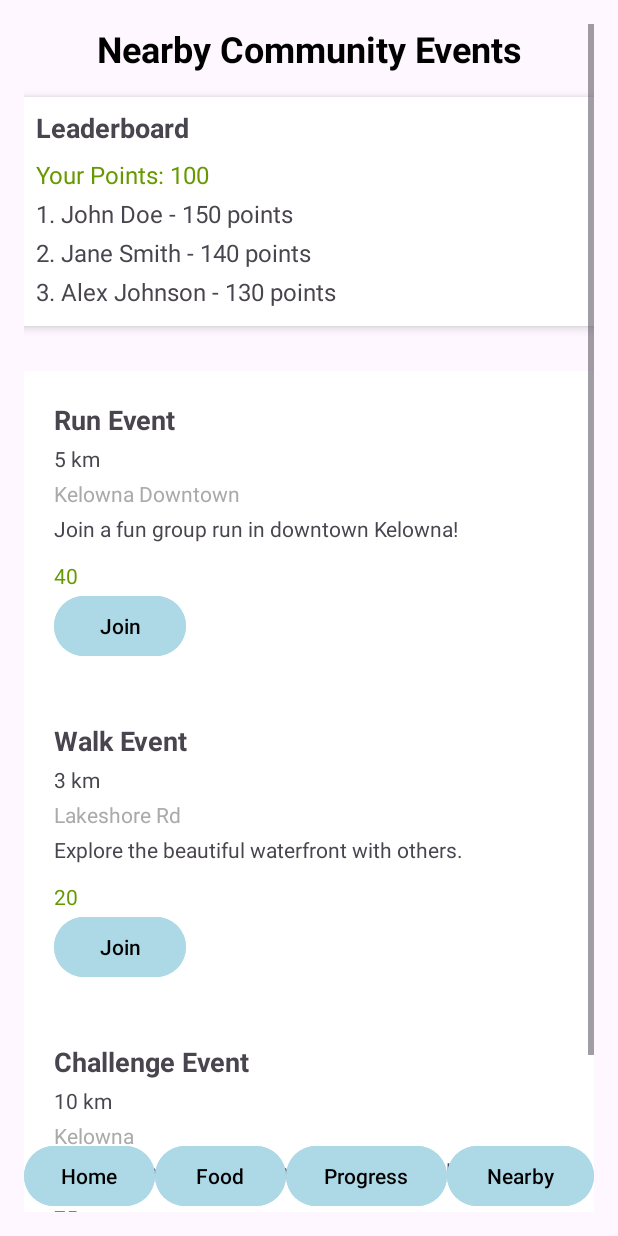
After one commit to Raad2004/JourneyFit, an Android app: the NearbyActivity screen opened directly, with no data from a screen before it, on a phone screen of 412 x 824 dp. The commit adds this screen. Run offline under Robolectric (Android 15) with nearby library versions, the phone set to English and light mode, and no system bars.

Commit message:
integrated nearby activity with the app

```diff
--- a/app/src/main/AndroidManifest.xml
+++ b/app/src/main/AndroidManifest.xml
@@ -13,6 +13,9 @@
         android:theme="@style/Theme.JourneyFit"
         tools:targetApi="31">
         <activity
+            android:name=".NearbyActivity"
+            android:exported="false" />
+        <activity
             android:name=".MainActivity"
             android:exported="true">
             <intent-filter>
@@ -23,7 +26,7 @@
         </activity>
         <activity android:name=".FoodTracking" />
         <activity android:name=".ProgressActivity" />
-        <activity android:name=".Tutorial"/>
+        <activity android:name=".Tutorial" />
         <activity android:name=".TutorialPageTwo" />
     </application>
 
--- a/app/src/main/java/com/example/journeyfit/FoodTracking.java
+++ b/app/src/main/java/com/example/journeyfit/FoodTracking.java
@@ -33,6 +33,14 @@ public class FoodTracking extends AppCompatActivity {
         Button foodButton = findViewById(R.id.food_button);
         Button progressButton = findViewById(R.id.progress_button);
         Button nearbyButton = findViewById(R.id.nearby_button);
+
+        nearbyButton.setOnClickListener(new View.OnClickListener() {
+            @Override
+            public void onClick(View view) {
+                Intent intent = new Intent(FoodTracking.this,NearbyActivity.class);
+                startActivity(intent);
+            }
+        });
 
     // "+" Buttons alongside the "meal" names.
     Button addMeal = findViewById(R.id.add);
--- a/app/src/main/java/com/example/journeyfit/MainActivity.java
+++ b/app/src/main/java/com/example/journeyfit/MainActivity.java
@@ -29,6 +29,7 @@ public class MainActivity extends AppCompatActivity {
         Button tutorialButton = findViewById(R.id.tutorial_button);
         Button ProgressButton=findViewById(R.id.progress_button);
         Button foodButton = findViewById(R.id.food_button);
+        Button nearbyButton = findViewById(R.id.nearby_button);
         // Add listener for Food button
         foodButton.setOnClickListener(new View.OnClickListener() {
             @Override
@@ -55,7 +56,13 @@ public class MainActivity extends AppCompatActivity {
             }
         });
 
-
+        nearbyButton.setOnClickListener(new View.OnClickListener() {
+            @Override
+            public void onClick(View view) {
+                Intent intent = new Intent(MainActivity.this, NearbyActivity.class);
+                startActivity(intent);
+            }
+        });
 
     }
 }
--- /dev/null
+++ b/app/src/main/java/com/example/journeyfit/NearbyActivity.java
@@ -0,0 +1,104 @@
+package com.example.journeyfit;
+
+import android.content.Intent;
+import android.os.Bundle;
+import android.view.LayoutInflater;
+import android.view.View;
+import android.widget.Button;
+import android.widget.LinearLayout;
+import android.widget.TextView;
+
+import androidx.activity.EdgeToEdge;
+import androidx.appcompat.app.AppCompatActivity;
+import androidx.core.graphics.Insets;
+import androidx.core.view.ViewCompat;
+import androidx.core.view.WindowInsetsCompat;
+
+public class NearbyActivity extends AppCompatActivity {
+
+    @Override
+    protected void onCreate(Bundle savedInstanceState) {
+        super.onCreate(savedInstanceState);
+        EdgeToEdge.enable(this);
+        setContentView(R.layout.activity_nearby);
+        ViewCompat.setOnApplyWindowInsetsListener(findViewById(R.id.main), (v, insets) -> {
+            Insets systemBars = insets.getInsets(WindowInsetsCompat.Type.systemBars());
+            v.setPadding(systemBars.left, systemBars.top, systemBars.right, systemBars.bottom);
+            return insets;
+        });
+
+        LinearLayout eventList = findViewById(R.id.event_list);
+
+        // Sample community events
+        String[][] events = {
+                {"Run Event", "40", "Kelowna Downtown", "5 km", "Join a fun group run in downtown Kelowna!"},
+                {"Walk Event", "20", "Lakeshore Rd", "3 km", "Explore the beautiful waterfront with others."},
+                {"Challenge Event", "75", "Kelowna", "10 km", "Test your endurance with this exciting challenge!"}
+        };
+
+        // Inflate and populate each event
+        for (String[] event : events) {
+            View eventView = createEventView(eventList, event[0], event[1], event[2], event[3], event[4]);
+            eventList.addView(eventView);
+        }
+
+        //bottom navigation buttons
+        Button ProgressButton=findViewById(R.id.progress_button);
+        Button foodButton = findViewById(R.id.food_button);
+        Button homeButton = findViewById(R.id.home_button);
+        // Add listener for Food button
+        foodButton.setOnClickListener(new View.OnClickListener() {
+            @Override
+            public void onClick(View v) {
+                Intent intent = new Intent(NearbyActivity.this, FoodTracking.class);
+                startActivity(intent);
+            }
+        });
+        ProgressButton.setOnClickListener(new View.OnClickListener() {
+            @Override
+            public void onClick(View v) {
+                Intent intent = new Intent(NearbyActivity.this,ProgressActivity.class);
+                startActivity(intent);
+            }
+        });
+        homeButton.setOnClickListener(new View.OnClickListener() {
+            @Override
+            public void onClick(View view) {
+                Intent intent = new Intent(NearbyActivity.this,MainActivity.class);
+                startActivity(intent);
+            }
+        });
+    }
+
+    private View createEventView(LinearLayout parent, String name, String points, String location, String distance, String description) {
+        // Inflate only the event template from the XML
+        View eventView = LayoutInflater.from(this).inflate(R.layout.event_layout, null);
+
+        // Set event details
+        TextView eventName = eventView.findViewById(R.id.event_name);
+        TextView eventDistance = eventView.findViewById(R.id.event_distance);
+        TextView eventDescription = eventView.findViewById(R.id.event_description);
+        Button joinButton = eventView.findViewById(R.id.join_button);
+        TextView eventLocation = eventView.findViewById(R.id.event_location);
+        TextView eventPoints = eventView.findViewById(R.id.event_points);
+
+        eventName.setText(name);
+        eventDistance.setText(distance);
+        eventDescription.setText(description);
+        eventLocation.setText(location);
+        eventPoints.setText(points);
+
+        // Handle join button click
+        joinButton.setOnClickListener(v -> {
+            if (joinButton.getText().toString().equals("Join")) {
+                joinButton.setText("Joined");
+            }
+            else if (joinButton.getText().toString().equals("Joined")) {
+                joinButton.setText("Join");
+            }
+        });
+
+        return eventView;
+
+    }
+}
--- a/app/src/main/java/com/example/journeyfit/ProgressActivity.java
+++ b/app/src/main/java/com/example/journeyfit/ProgressActivity.java
@@ -41,12 +41,21 @@ public class ProgressActivity extends AppCompatActivity {
             startActivity(intent);
         });
 
-        Button foodButton = findViewById(R.id.Food);
+        Button foodButton = findViewById(R.id.food_button);
         // Add listener for Food button
         foodButton.setOnClickListener(new View.OnClickListener() {
             @Override
             public void onClick(View v) {
                 Intent intent = new Intent(ProgressActivity.this, FoodTracking.class);
+                startActivity(intent);
+            }
+        });
+
+        Button nearbyButton = findViewById(R.id.nearby_button);
+        nearbyButton.setOnClickListener(new View.OnClickListener() {
+            @Override
+            public void onClick(View view) {
+                Intent intent = new Intent(ProgressActivity.this,NearbyActivity.class);
                 startActivity(intent);
             }
         });
--- /dev/null
+++ b/app/src/main/res/layout/activity_nearby.xml
@@ -0,0 +1,144 @@
+<?xml version="1.0" encoding="utf-8"?>
+<androidx.constraintlayout.widget.ConstraintLayout xmlns:android="http://schemas.android.com/apk/res/android"
+    xmlns:app="http://schemas.android.com/apk/res-auto"
+    xmlns:tools="http://schemas.android.com/tools"
+    android:id="@+id/main"
+    android:layout_width="match_parent"
+    android:layout_height="match_parent"
+    tools:context=".NearbyActivity"
+    android:backgroundTint="#ADD8E6"
+    android:textColor="#000000">
+
+    <ScrollView xmlns:android="http://schemas.android.com/apk/res/android"
+        android:layout_width="match_parent"
+        android:layout_height="match_parent"
+        android:padding="16dp">
+
+
+        <LinearLayout
+            android:layout_width="match_parent"
+            android:layout_height="wrap_content"
+            android:orientation="vertical">
+
+            <!-- Header TextView -->
+            <TextView
+                android:id="@+id/header_text"
+                android:layout_width="match_parent"
+                android:layout_height="wrap_content"
+                android:text="Nearby Community Events"
+                android:textSize="24sp"
+                android:textStyle="bold"
+                android:gravity="center"
+                android:paddingBottom="16dp"
+                android:textColor="@android:color/black" />
+
+            <!-- Leaderboard -->
+            <LinearLayout
+                android:layout_width="match_parent"
+                android:layout_height="wrap_content"
+                android:orientation="vertical"
+                android:paddingBottom="16dp"
+                android:background="@android:color/white"
+                android:elevation="4dp"
+                android:padding="8dp"
+                android:layout_marginBottom="30dp">
+
+                <TextView
+                    android:layout_width="match_parent"
+                    android:layout_height="wrap_content"
+                    android:text="Leaderboard"
+                    android:textSize="18sp"
+                    android:textStyle="bold"
+                    android:paddingBottom="8dp" />
+
+
+                <TextView
+                    android:layout_width="match_parent"
+                    android:layout_height="wrap_content"
+                    android:text="Your Points: 100"
+                    android:textColor="@android:color/holo_green_dark"
+                    android:textSize="16sp"
+                    android:paddingBottom="4dp" />
+
+
+                <TextView
+                    android:layout_width="match_parent"
+                    android:layout_height="wrap_content"
+                    android:text="1. John Doe - 150 points"
+                    android:textSize="16sp"
+                    android:paddingBottom="4dp" />
+
+                <TextView
+                    android:layout_width="match_parent"
+                    android:layout_height="wrap_content"
+                    android:text="2. Jane Smith - 140 points"
+                    android:textSize="16sp"
+                    android:paddingBottom="4dp" />
+
+                <TextView
+                    android:layout_width="match_parent"
+                    android:layout_height="wrap_content"
+                    android:text="3. Alex Johnson - 130 points"
+                    android:textSize="16sp"
+                    android:paddingBottom="4dp" />
+            </LinearLayout>
+
+            <!-- Events List -->
+            <LinearLayout
+                android:id="@+id/event_list"
+                android:layout_width="match_parent"
+                android:layout_height="wrap_content"
+                android:orientation="vertical"
+                android:layout_marginBottom="60dp">
+            </LinearLayout>
+
+        </LinearLayout>
+    </ScrollView>
+
+    <LinearLayout
+        android:id="@+id/bottom_navigation"
+        android:layout_width="match_parent"
+        android:layout_height="wrap_content"
+        android:orientation="horizontal"
+        android:padding="16dp"
+        app:layout_constraintBottom_toBottomOf="parent">
+
+        <Button
+            android:id="@+id/home_button"
+            android:layout_width="0dp"
+            android:layout_height="wrap_content"
+            android:layout_weight="1"
+            android:text="Home"
+            android:backgroundTint="#ADD8E6"
+            android:textColor="#000000"/>
+
+        <Button
+            android:id="@+id/food_button"
+            android:layout_width="0dp"
+            android:layout_height="wrap_content"
+            android:layout_weight="1"
+            android:text="Food"
+            android:backgroundTint="#ADD8E6"
+            android:textColor="#000000"/>
+
+        <Button
+            android:id="@+id/progress_button"
+            android:layout_width="20dp"
+            android:layout_height="wrap_content"
+            android:layout_weight="1"
+            android:text="Progress"
+            android:backgroundTint="#ADD8E6"
+            android:textColor="#000000"/>
+
+        <Button
+            android:id="@+id/nearby_button"
+            android:layout_width="10dp"
+            android:layout_height="wrap_content"
+            android:layout_weight="1"
+            android:text="Nearby"
+            android:backgroundTint="#ADD8E6"
+            android:textColor="#000000"/>
+
+    </LinearLayout>
+
+</androidx.constraintlayout.widget.ConstraintLayout>
--- a/app/src/main/res/layout/activity_progress.xml
+++ b/app/src/main/res/layout/activity_progress.xml
@@ -166,7 +166,7 @@
             android:text="Home" />
 
         <Button
-            android:id="@+id/Progress"
+            android:id="@+id/food_button"
             android:layout_width="0dp"
             android:layout_height="wrap_content"
             android:layout_weight="1"
@@ -175,7 +175,7 @@
             android:text="Food" />
 
         <Button
-            android:id="@+id/Food"
+            android:id="@+id/progress_button"
             android:layout_width="20dp"
             android:layout_height="wrap_content"
             android:layout_weight="1"
@@ -184,7 +184,7 @@
             android:text="Progress" />
 
         <Button
-            android:id="@+id/Nearby"
+            android:id="@+id/nearby_button"
             android:layout_width="10dp"
             android:layout_height="wrap_content"
             android:layout_weight="1"
--- /dev/null
+++ b/app/src/main/res/layout/event_layout.xml
@@ -0,0 +1,58 @@
+<?xml version="1.0" encoding="utf-8"?>
+<LinearLayout xmlns:android="http://schemas.android.com/apk/res/android"
+    android:layout_width="match_parent"
+    android:layout_height="wrap_content"
+    android:orientation="vertical"
+    android:padding="20dp"
+    android:background="@android:color/white"
+    android:layout_marginBottom="20dp"
+    android:elevation="4dp">
+
+    <TextView
+        android:id="@+id/event_name"
+        android:layout_width="match_parent"
+        android:layout_height="wrap_content"
+        android:textSize="18sp"
+        android:textStyle="bold"
+        android:paddingBottom="4dp" />
+
+    <TextView
+        android:id="@+id/event_distance"
+        android:layout_width="match_parent"
+        android:layout_height="wrap_content"
+        android:paddingBottom="4dp" />
+
+    <TextView
+        android:id="@+id/event_location"
+        android:layout_width="match_parent"
+        android:layout_height="wrap_content"
+        android:textColor="@android:color/darker_gray"
+        android:paddingBottom="4dp" />
+
+    <TextView
+        android:id="@+id/event_description"
+        android:layout_width="match_parent"
+        android:layout_height="wrap_content"
+        android:paddingBottom="8dp" />
+
+
+    <TextView
+        android:id="@+id/event_points"
+        android:layout_width="wrap_content"
+        android:layout_height="wrap_content"
+        android:layout_alignParentEnd="false"
+        android:layout_marginTop="4dp"
+        android:text="50 Points"
+        android:textColor="@android:color/holo_green_dark"
+        android:textSize="14sp" />
+
+    <Button
+        android:id="@+id/join_button"
+        android:layout_width="wrap_content"
+        android:layout_height="wrap_content"
+        android:text="Join"
+        android:backgroundTint="#ADD8E6"
+        android:textColor="#000000"/>
+
+
+</LinearLayout>
```
Also changed, not shown: 1 other file.
